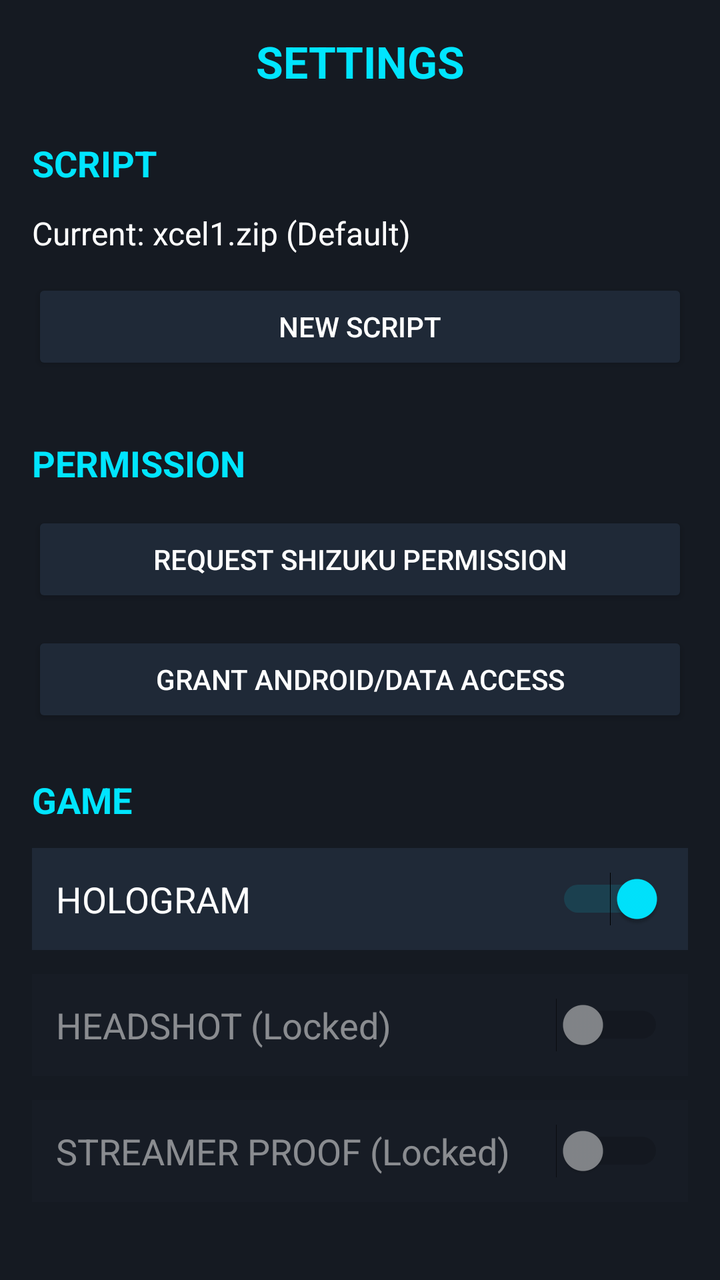
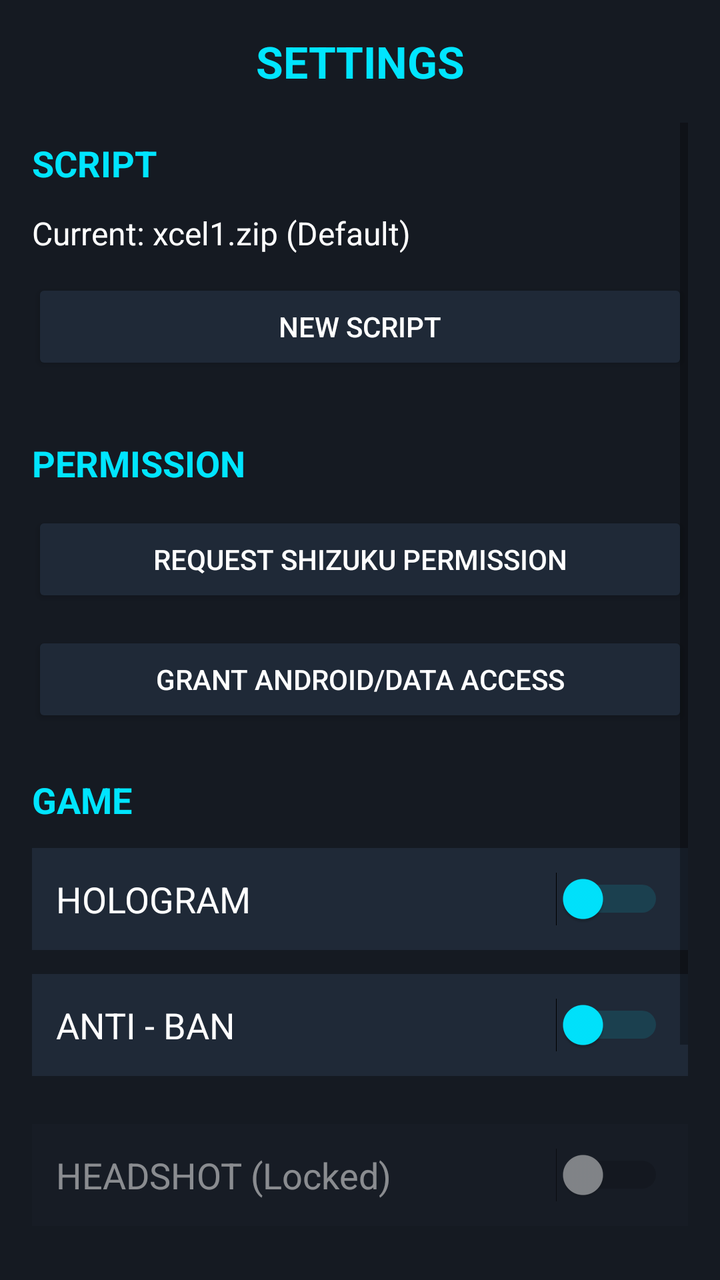

An Android layout rendered at two revisions. The XML below is the earlier revision; the diff shows what the commit changed to produce the second picture.
<!-- AndroidManifest.xml: application theme Theme.MyApplication -->
<!-- res/layout/fragment_settings.xml -->
<?xml version="1.0" encoding="utf-8"?>
<LinearLayout xmlns:android="http://schemas.android.com/apk/res/android"
    android:layout_width="match_parent"
    android:layout_height="match_parent"
    android:orientation="vertical"
    android:background="#151A22"
    android:padding="16dp">

    <TextView
        android:layout_width="match_parent"
        android:layout_height="wrap_content"
        android:text="SETTINGS"
        android:textColor="#00E5FF"
        android:textSize="22sp"
        android:textStyle="bold"
        android:layout_marginBottom="16dp"
        android:gravity="center" />
        
    <ScrollView
        android:layout_width="match_parent"
        android:layout_height="match_parent">
        <LinearLayout
            android:layout_width="match_parent"
            android:layout_height="wrap_content"
            android:orientation="vertical">

            
            <TextView
                android:layout_width="match_parent"
                android:layout_height="wrap_content"
                android:text="SCRIPT"
                android:textColor="#00E5FF"
                android:textSize="18sp"
                android:textStyle="bold"
                android:layout_marginBottom="12dp"
                android:layout_marginTop="8dp"/>
            
            <TextView
                android:id="@+id/tv_current_script"
                android:layout_width="match_parent"
                android:layout_height="wrap_content"
                android:text="Current: xcel1.zip (Default)"
                android:textColor="#FFFFFF"
                android:textSize="16sp"
                android:layout_marginBottom="12dp" />

            <Button
                android:id="@+id/btn_new_script"
                android:layout_width="match_parent"
                android:layout_height="wrap_content"
                android:text="NEW SCRIPT"
                android:backgroundTint="#1F2937"
                android:textColor="#FFFFFF"
                android:layout_marginBottom="24dp"/>

            
            <TextView
                android:layout_width="match_parent"
                android:layout_height="wrap_content"
                android:text="PERMISSION"
                android:textColor="#00E5FF"
                android:textSize="18sp"
                android:textStyle="bold"
                android:layout_marginBottom="12dp"
                android:layout_marginTop="8dp"/>

            <Button
                android:id="@+id/btn_shizuku_perm"
                android:layout_width="match_parent"
                android:layout_height="wrap_content"
                android:text="REQUEST SHIZUKU PERMISSION"
                android:backgroundTint="#1F2937"
                android:textColor="#FFFFFF"
                android:layout_marginBottom="12dp"/>

            <Button
                android:id="@+id/btn_saf_perm"
                android:layout_width="match_parent"
                android:layout_height="wrap_content"
                android:text="GRANT ANDROID/DATA ACCESS"
                android:backgroundTint="#1F2937"
                android:textColor="#FFFFFF"
                android:layout_marginBottom="24dp"/>

            
            <TextView
                android:layout_width="match_parent"
                android:layout_height="wrap_content"
                android:text="GAME"
                android:textColor="#00E5FF"
                android:textSize="18sp"
                android:textStyle="bold"
                android:layout_marginBottom="12dp"/>

            
            <LinearLayout
                android:layout_width="match_parent"
                android:layout_height="wrap_content"
                android:orientation="horizontal"
                android:padding="12dp"
                android:background="#1F2937"
                android:layout_marginBottom="12dp"
                android:gravity="center_vertical">

                <TextView
                    android:layout_width="0dp"
                    android:layout_height="wrap_content"
                    android:layout_weight="1"
                    android:text="HOLOGRAM"
                    android:textColor="#FFFFFF"
                    android:textSize="18sp" />

                <Switch
                    android:layout_width="wrap_content"
                    android:layout_height="wrap_content"
                    android:checked="true"
                    android:clickable="false"
                    android:thumbTint="#00E5FF"
                    android:trackTint="#7700E5FF"/>
            </LinearLayout>

            
            <LinearLayout
                android:layout_width="match_parent"
                android:layout_height="wrap_content"
                android:orientation="horizontal"
                android:padding="12dp"
                android:background="#1A1F29"
                android:layout_marginBottom="12dp"
                android:gravity="center_vertical"
                android:alpha="0.5">

                <TextView
                    android:layout_width="0dp"
                    android:layout_height="wrap_content"
                    android:layout_weight="1"
                    android:text="HEADSHOT (Locked)"
                    android:textColor="#FFFFFF"
                    android:textSize="18sp" />

                <Switch
                    android:layout_width="wrap_content"
                    android:layout_height="wrap_content"
                    android:checked="false"
                    android:clickable="false" />
            </LinearLayout>

            
            <LinearLayout
                android:layout_width="match_parent"
                android:layout_height="wrap_content"
                android:orientation="horizontal"
                android:padding="12dp"
                android:background="#1A1F29"
                android:gravity="center_vertical"
                android:alpha="0.5">

                <TextView
                    android:layout_width="0dp"
                    android:layout_height="wrap_content"
                    android:layout_weight="1"
                    android:text="STREAMER PROOF (Locked)"
                    android:textColor="#FFFFFF"
                    android:textSize="18sp" />

                <Switch
                    android:layout_width="wrap_content"
                    android:layout_height="wrap_content"
                    android:checked="false"
                    android:clickable="false" />
            </LinearLayout>
            
        </LinearLayout>
    </ScrollView>
</LinearLayout>
<!-- resources referenced by this layout -->
<resources>
  <style name="Theme.MyApplication" parent="Theme.AppCompat.Light.NoActionBar" />
</resources>

<!-- the commit's change to res/layout/fragment_settings.xml (unified diff, before → after) -->
@@ -15,6 +15,19 @@
         android:textStyle="bold"
         android:layout_marginBottom="16dp"
         android:gravity="center" />
+    
+    <ImageView
+        android:id="@+id/btn_back"
+        android:layout_width="48dp"
+        android:layout_height="48dp"
+        android:src="@drawable/ic_back_arrow"
+        android:padding="8dp"
+        android:contentDescription="Back"
+        android:layout_marginBottom="16dp"
+        android:layout_gravity="start"
+        android:background="?attr/selectableItemBackgroundBorderless"
+        android:visibility="gone"
+        xmlns:app="http://schemas.android.com/apk/res-auto" />
         
     <ScrollView
         android:layout_width="match_parent"
@@ -111,10 +124,35 @@
                     android:textSize="18sp" />
 
                 <Switch
-                    android:layout_width="wrap_content"
-                    android:layout_height="wrap_content"
-                    android:checked="true"
-                    android:clickable="false"
+                    android:id="@+id/switch_hologram"
+                    android:layout_width="wrap_content"
+                    android:layout_height="wrap_content"
+                    android:thumbTint="#00E5FF"
+                    android:trackTint="#7700E5FF"/>
+            </LinearLayout>
+
+            
+            <LinearLayout
+                android:layout_width="match_parent"
+                android:layout_height="wrap_content"
+                android:orientation="horizontal"
+                android:padding="12dp"
+                android:background="#1F2937"
+                android:layout_marginBottom="24dp"
+                android:gravity="center_vertical">
+
+                <TextView
+                    android:layout_width="0dp"
+                    android:layout_height="wrap_content"
+                    android:layout_weight="1"
+                    android:text="ANTI - BAN"
+                    android:textColor="#FFFFFF"
+                    android:textSize="18sp" />
+
+                <Switch
+                    android:id="@+id/switch_anti_ban"
+                    android:layout_width="wrap_content"
+                    android:layout_height="wrap_content"
                     android:thumbTint="#00E5FF"
                     android:trackTint="#7700E5FF"/>
             </LinearLayout>
@@ -170,6 +208,15 @@
                     android:clickable="false" />
             </LinearLayout>
             
+            <Button
+                android:id="@+id/btn_delete_reports"
+                android:layout_width="match_parent"
+                android:layout_height="wrap_content"
+                android:text="DELETE REPORTS"
+                android:backgroundTint="#FF5252"
+                android:textColor="#FFFFFF"
+                android:layout_marginBottom="24dp"/>
+            
         </LinearLayout>
     </ScrollView>
 </LinearLayout>
<!-- resource entries referenced after the edit -->
@@ -1,5 +1,16 @@
 <!-- resources referenced by this layout -->
 <resources>
+  <!-- drawable ic_back_arrow (drawable) -->
+  <vector xmlns:android="http://schemas.android.com/apk/res/android"
+      android:width="24dp"
+      android:height="24dp"
+      android:viewportWidth="24.0"
+      android:viewportHeight="24.0"
+      android:tint="#FFFFFF">
+      <path
+          android:fillColor="#FF000000"
+          android:pathData="M20,11H7.83l5.59,-5.59L12,4l-8,8 8,8 1.41,-1.41L7.83,13H20v-2z"/>
+  </vector>
   <style name="Theme.MyApplication" parent="Theme.AppCompat.Light.NoActionBar" />
 </resources>
 
